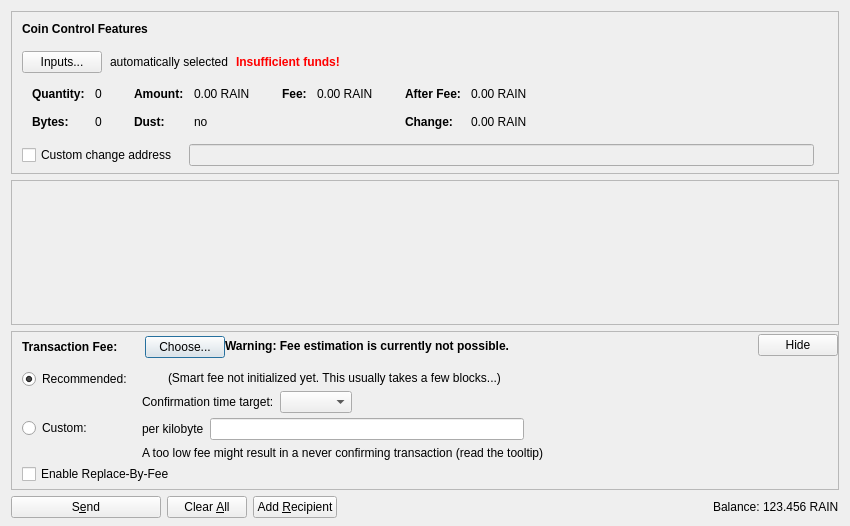
Before: the Qt Designer form src/qt/forms/sendcoinsdialog.ui in BlockMechanic/rain, drawn with Qt 5.
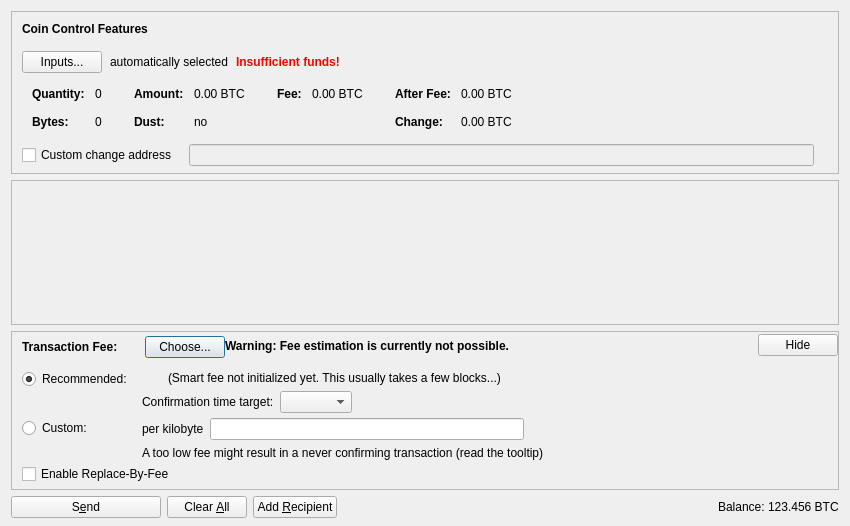
After: the same form once the commit is applied. Icons and pictures are not drawn. Custom widgets are drawn as their Qt base class.

The edit to the form file:
```diff
--- a/src/qt/forms/sendcoinsdialog.ui
+++ b/src/qt/forms/sendcoinsdialog.ui
@@ -324,7 +324,7 @@
                   <enum>Qt::ActionsContextMenu</enum>
                  </property>
                  <property name="text">
-                  <string notr="true">0.00 RAIN</string>
+                  <string notr="true">0.00 BTC</string>
                  </property>
                  <property name="textInteractionFlags">
                   <set>Qt::LinksAccessibleByMouse|Qt::TextSelectableByKeyboard|Qt::TextSelectableByMouse</set>
@@ -404,7 +404,7 @@
                   <enum>Qt::ActionsContextMenu</enum>
                  </property>
                  <property name="text">
-                  <string notr="true">0.00 RAIN</string>
+                  <string notr="true">0.00 BTC</string>
                  </property>
                  <property name="textInteractionFlags">
                   <set>Qt::LinksAccessibleByMouse|Qt::TextSelectableByKeyboard|Qt::TextSelectableByMouse</set>
@@ -455,7 +455,7 @@
                   <enum>Qt::ActionsContextMenu</enum>
                  </property>
                  <property name="text">
-                  <string notr="true">0.00 RAIN</string>
+                  <string notr="true">0.00 BTC</string>
                  </property>
                  <property name="textInteractionFlags">
                   <set>Qt::LinksAccessibleByMouse|Qt::TextSelectableByKeyboard|Qt::TextSelectableByMouse</set>
@@ -484,7 +484,7 @@
                   <enum>Qt::ActionsContextMenu</enum>
                  </property>
                  <property name="text">
-                  <string notr="true">0.00 RAIN</string>
+                  <string notr="true">0.00 BTC</string>
                  </property>
                  <property name="textInteractionFlags">
                   <set>Qt::LinksAccessibleByMouse|Qt::TextSelectableByKeyboard|Qt::TextSelectableByMouse</set>
@@ -1214,7 +1214,7 @@
           <cursorShape>IBeamCursor</cursorShape>
          </property>
          <property name="text">
-          <string notr="true">123.456 RAIN</string>
+          <string notr="true">123.456 BTC</string>
          </property>
          <property name="textInteractionFlags">
           <set>Qt::LinksAccessibleByMouse|Qt::TextSelectableByKeyboard|Qt::TextSelectableByMouse</set>
```
